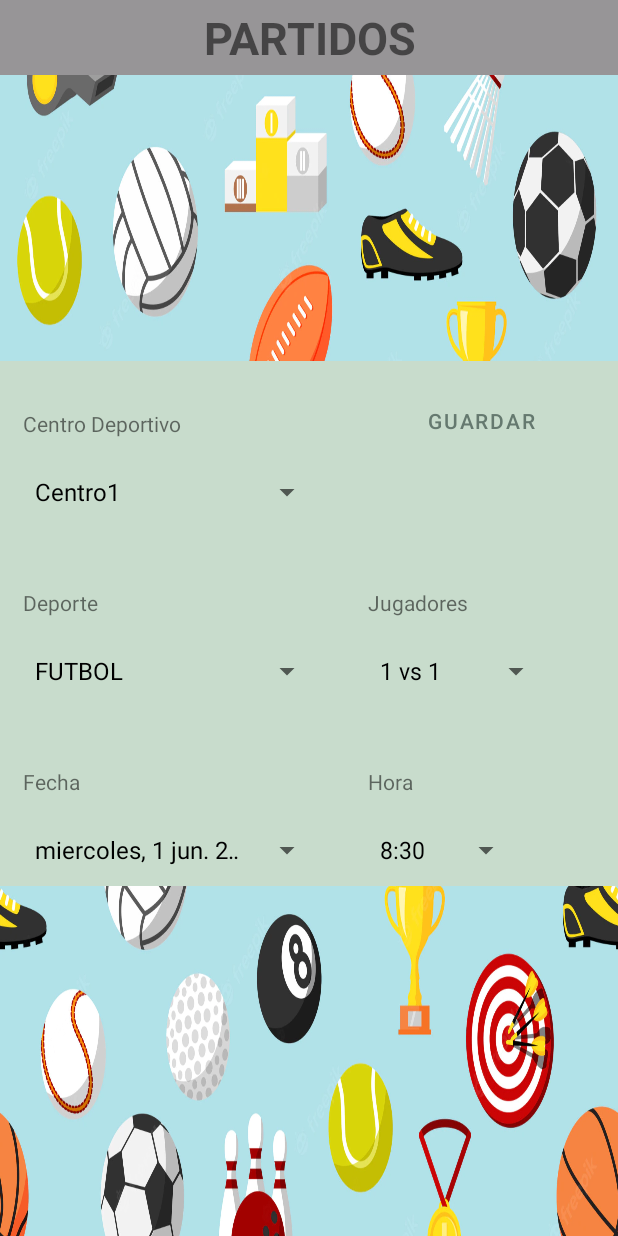
After one commit to gabri185/MadFit, an Android app: the CrearPartido screen opened directly, with no data from a screen before it, on a phone screen of 412 x 824 dp. The commit adds this screen. Run offline under Robolectric (Android 15) with nearby library versions, the phone set to English and light mode, and no system bars; our stand-ins replace Room's generated code.

Commit message:
Cree el listener del imageView que lleva a la clase partidos donde apareceran los diversoso partidoes de ese deporte.Tuve que hacer una base de datoas para guardar los partidos creados y luego usar los datos. Acabe los layouts necesarios para las clases y arregle algun error. En principio el prototipo del funcionamiento de la app esta acabado.

```diff
--- a/app/src/main/java/com/example/proyecto_final/data/local/entitys/AppDatabase.kt
+++ b/app/src/main/java/com/example/proyecto_final/data/local/entitys/AppDatabase.kt
@@ -3,7 +3,8 @@ package com.example.proyecto_final.data.local.entitys
 import androidx.room.Database
 import androidx.room.RoomDatabase
 
-@Database(entities = [User::class], version = 1)
+@Database(entities = [User::class, Partidos::class], version = 1)
 abstract class AppDatabase : RoomDatabase() {
     abstract fun userDao(): UserDao
+    abstract fun partidosDao(): PartidosDao
 }
--- /dev/null
+++ b/app/src/main/java/com/example/proyecto_final/mainModule/view/CrearPartido.kt
@@ -0,0 +1,228 @@
+package com.example.proyecto_final.mainModule.view
+
+import android.R
+import android.os.Bundle
+import android.view.View
+import android.widget.AdapterView
+import android.widget.ArrayAdapter
+import android.widget.Spinner
+import androidx.appcompat.app.AppCompatActivity
+import androidx.room.Room
+import com.example.proyecto_final.data.local.entitys.AppDatabase
+import com.example.proyecto_final.data.local.entitys.Partidos
+import com.example.proyecto_final.databinding.ActivityCrearBinding
+
+class CrearPartido :AppCompatActivity(){
+
+    private lateinit var binding: ActivityCrearBinding
+    private lateinit var centro: String
+    private lateinit var deporte: String
+    private lateinit var jugadores: String
+    private lateinit var fecha: String
+    private lateinit var hora: String
+
+    override fun onCreate(savedInstanceState: Bundle?) {
+        super.onCreate(savedInstanceState)
+        binding = ActivityCrearBinding.inflate(layoutInflater)
+        setContentView(binding.root)
+        setup()
+    }
+
+    fun setup() {
+
+        spinerCentro(binding.txtnombrecentro)
+        spinerDeporte(binding.txtdeporte)
+        spinerJugadores(binding.txtjugadores)
+        spinerFecha(binding.txtfecha)
+        spinerHora(binding.txthora)
+
+        binding.guardar.setOnClickListener {
+            guardar()
+            onBackPressed()
+        }
+
+    }
+
+
+    private fun spinerCentro(spiner: Spinner) {
+        var lista = ArrayList<String>()
+        lista.add("Centro1")
+        lista.add("Centro2")
+        lista.add("Centro3")
+        lista.add("Centro4")
+        lista.add("Centro5")
+
+        spiner.setAdapter(
+            ArrayAdapter<String>(
+                this,
+                R.layout.simple_spinner_dropdown_item,
+                lista
+            )
+        )
+
+        binding.txtnombrecentro.onItemSelectedListener = object :
+            AdapterView.OnItemSelectedListener {
+            override fun onItemSelected(parent: AdapterView<*>,
+                                        view: View, position: Int, id: Long) {
+                centro = lista[position]
+            }
+            override fun onNothingSelected(parent: AdapterView<*>) {
+                // write code to perform some action
+            }
+            }
+    }
+
+    private fun spinerDeporte(spiner: Spinner) {
+        var lista = ArrayList<String>()
+        lista.add("FUTBOL")
+        lista.add("BALONCESTO")
+        lista.add("TENIS")
+        lista.add("BADMINTON")
+        lista.add("BOLOS")
+        lista.add("PADEL")
+
+        spiner.setAdapter(
+            ArrayAdapter<String>(
+                this,
+                android.R.layout.simple_spinner_dropdown_item,
+                lista
+            )
+        )
+
+        binding.txtdeporte.onItemSelectedListener = object :
+            AdapterView.OnItemSelectedListener {
+            override fun onItemSelected(parent: AdapterView<*>,
+                                        view: View, position: Int, id: Long) {
+                deporte = lista[position]
+            }
+            override fun onNothingSelected(parent: AdapterView<*>) {
+                // write code to perform some action
+            }
+        }
+    }
+
+    private fun spinerJugadores(spiner: Spinner) {
+        var lista = ArrayList<String>()
+        lista.add("1 vs 1")
+        lista.add("2 vs 2")
+        lista.add("3 vs 3")
+        lista.add("4 vs 4")
+        lista.add("5 vs 5")
+        lista.add("6 vs 6")
+        lista.add("7 vs 7")
+        lista.add("9 vs 9")
+        lista.add("11 vs 11")
+
+        spiner.setAdapter(
+            ArrayAdapter<String>(
+                this,
+                android.R.layout.simple_spinner_dropdown_item,
+                lista
+            )
+        )
+
+        binding.txtjugadores.onItemSelectedListener = object :
+            AdapterView.OnItemSelectedListener {
+            override fun onItemSelected(parent: AdapterView<*>,
+                                        view: View, position: Int, id: Long) {
+                jugadores = lista[position]
+            }
+            override fun onNothingSelected(parent: AdapterView<*>) {
+                // write code to perform some action
+            }
+        }
+    }
+
+    private fun spinerFecha(spiner: Spinner) {
+        var lista = ArrayList<String>()
+        lista.add("miercoles, 1 jun. 2022")
+        lista.add("jueves, 2 jun. 2022")
+        lista.add("viernes, 3 jun. 2022")
+        lista.add("sabado, 4 jun. 2022")
+        lista.add("domingo, 5 jun. 2022")
+
+        spiner.setAdapter(
+            ArrayAdapter<String>(
+                this,
+                android.R.layout.simple_spinner_dropdown_item,
+                lista
+            )
+        )
+
+        binding.txtfecha.onItemSelectedListener = object :
+            AdapterView.OnItemSelectedListener {
+            override fun onItemSelected(parent: AdapterView<*>,
+                                        view: View, position: Int, id: Long) {
+                fecha = lista[position]
+            }
+            override fun onNothingSelected(parent: AdapterView<*>) {
+                // write code to perform some action
+            }
+        }
+    }
+
+    private fun spinerHora(spiner: Spinner) {
+        var lista = ArrayList<String>()
+        lista.add("8:30")
+        lista.add("9:00")
+        lista.add("9:30")
+        lista.add("10:00")
+        lista.add("10:30")
+        lista.add("11:00")
+        lista.add("11:30")
+        lista.add("12:00")
+        lista.add("12:30")
+        lista.add("13:00")
+        lista.add("13:30")
+        lista.add("14:00")
+        lista.add("14:30")
+        lista.add("15:00")
+        lista.add("15:30")
+        lista.add("16:00")
+        lista.add("16:30")
+        lista.add("17:00")
+        lista.add("17:30")
+
+        spiner.setAdapter(
+            ArrayAdapter<String>(
+                this,
+                android.R.layout.simple_spinner_dropdown_item,
+                lista
+            )
+        )
+
+        binding.txthora.onItemSelectedListener = object :
+            AdapterView.OnItemSelectedListener {
+            override fun onItemSelected(parent: AdapterView<*>,
+                                        view: View, position: Int, id: Long) {
+                hora = lista[position]
+            }
+            override fun onNothingSelected(parent: AdapterView<*>) {
+                // write code to perform some action
+            }
+        }
+    }
+
+    private fun guardar() {
+        val db = Room.databaseBuilder(
+            binding.tcentro.context,
+            AppDatabase::class.java, "database-user"
+        ).allowMainThreadQueries().build()
+
+        val partidoDao = db.partidosDao()
+
+        val partido = Partidos(
+            centro,
+            deporte,
+            jugadores,
+            fecha,
+            hora
+        )
+
+        partidoDao.insertAll(partido)
+
+
+        println(partidoDao.getAll(deporte))
+
+    }
+}
--- /dev/null
+++ b/app/src/main/res/layout/activity_crear.xml
@@ -0,0 +1,154 @@
+<?xml version="1.0" encoding="utf-8"?>
+<androidx.constraintlayout.widget.ConstraintLayout xmlns:android="http://schemas.android.com/apk/res/android"
+    xmlns:app="http://schemas.android.com/apk/res-auto"
+    xmlns:tools="http://schemas.android.com/tools"
+    android:layout_width="match_parent"
+    android:layout_height="match_parent"
+    android:background="@drawable/fondo1">
+
+
+    <TextView
+        android:id="@+id/deportes"
+        android:layout_width="match_parent"
+        android:layout_height="50dp"
+        android:background="@color/gris"
+        android:gravity="center"
+        android:text="@string/partidos"
+        android:textSize="30dp"
+        android:textStyle="bold"
+        app:layout_constraintTop_toTopOf="parent" />
+
+    <androidx.constraintlayout.widget.ConstraintLayout
+        android:layout_width="match_parent"
+        android:layout_height="wrap_content"
+        android:background="@color/verde_claro"
+        app:layout_constraintBottom_toBottomOf="parent"
+        app:layout_constraintTop_toBottomOf="@+id/deportes"
+        app:layout_constraintVertical_bias="0.45"
+        tools:layout_editor_absoluteX="0dp">
+
+        <TextView
+            android:id="@+id/tcentro"
+            android:layout_width="wrap_content"
+            android:layout_height="wrap_content"
+            android:layout_marginStart="15dp"
+            android:layout_marginTop="32dp"
+            android:background="@color/verde_claro"
+            android:text="@string/centro"
+            app:layout_constraintStart_toStartOf="parent"
+            app:layout_constraintTop_toTopOf="parent" />
+
+        <Spinner
+            android:id="@+id/txtnombrecentro"
+            android:layout_width="200dp"
+            android:layout_height="wrap_content"
+            android:layout_marginTop="12dp"
+            android:text="TextView"
+            app:layout_constraintStart_toStartOf="@+id/tcentro"
+            app:layout_constraintTop_toBottomOf="@+id/tcentro" />
+
+        <TextView
+            android:id="@+id/tdeporte"
+            android:layout_width="wrap_content"
+            android:layout_height="wrap_content"
+            android:layout_marginTop="40dp"
+            android:background="@color/verde_claro"
+            android:text="@string/deporte2"
+            app:layout_constraintStart_toStartOf="@+id/txtnombrecentro"
+            app:layout_constraintTop_toBottomOf="@+id/txtnombrecentro" />
+
+        <Spinner
+            android:id="@+id/txtdeporte"
+            android:layout_width="200dp"
+            android:layout_height="wrap_content"
+            android:layout_marginTop="12dp"
+            android:text="TextView"
+            app:layout_constraintStart_toStartOf="@+id/tdeporte"
+            app:layout_constraintTop_toBottomOf="@+id/tdeporte" />
+
+        <TextView
+            android:id="@+id/tfecha"
+            android:layout_width="wrap_content"
+            android:layout_height="wrap_content"
+            android:layout_marginTop="40dp"
+            android:background="@color/verde_claro"
+            android:text="@string/fecha"
+            app:layout_constraintStart_toStartOf="@+id/txtdeporte"
+            app:layout_constraintTop_toBottomOf="@+id/txtdeporte" />
+
+        <Spinner
+            android:id="@+id/txtfecha"
+            android:layout_width="200dp"
+            android:layout_height="wrap_content"
+            android:layout_marginTop="12dp"
+            android:text="TextView"
+            app:layout_constraintStart_toStartOf="@+id/tfecha"
+            app:layout_constraintTop_toBottomOf="@+id/tfecha" />
+
+        <TextView
+            android:id="@+id/tjugadores"
+            android:layout_width="wrap_content"
+            android:layout_height="wrap_content"
+            android:layout_marginStart="180dp"
+            android:background="@color/verde_claro"
+            android:text="@string/jugadores"
+            app:layout_constraintEnd_toEndOf="parent"
+            app:layout_constraintHorizontal_bias="0.0"
+            app:layout_constraintStart_toEndOf="@+id/tdeporte"
+            app:layout_constraintTop_toTopOf="@+id/tdeporte" />
+
+        <Spinner
+            android:id="@+id/txtjugadores"
+            android:layout_width="wrap_content"
+            android:layout_height="wrap_content"
+            android:layout_marginTop="12dp"
+            android:text="TextView"
+            app:layout_constraintEnd_toEndOf="parent"
+            app:layout_constraintHorizontal_bias="0.0"
+            app:layout_constraintStart_toStartOf="@+id/tjugadores"
+            app:layout_constraintTop_toBottomOf="@+id/tjugadores" />
+
+        <TextView
+            android:id="@+id/thora"
+            android:layout_width="wrap_content"
+            android:layout_height="wrap_content"
+            android:layout_marginTop="40dp"
+            android:background="@color/verde_claro"
+            android:text="@string/hora"
+            app:layout_constraintStart_toStartOf="@+id/txtjugadores"
+            app:layout_constraintTop_toBottomOf="@+id/txtjugadores" />
+
+        <Spinner
+            android:id="@+id/txthora"
+            android:layout_width="wrap_content"
+            android:layout_height="wrap_content"
+            android:layout_marginTop="12dp"
+            app:layout_constraintStart_toStartOf="@+id/thora"
+            app:layout_constraintTop_toBottomOf="@+id/thora" />
+
+        <com.google.android.material.button.MaterialButton
+            android:id="@+id/guardar"
+            android:layout_width="wrap_content"
+            android:layout_height="wrap_content"
+            android:layout_marginTop="16dp"
+            android:layout_marginEnd="12dp"
+            android:background="@color/trans"
+            android:shadowRadius="12"
+            android:text="@string/guardar"
+            android:textColor="@color/verde_progress"
+            app:layout_constraintEnd_toEndOf="parent"
+            app:layout_constraintHorizontal_bias="0.843"
+            app:layout_constraintStart_toEndOf="@+id/tcentro"
+            app:layout_constraintTop_toTopOf="parent" />
+
+        <TextView
+            android:id="@+id/textView2"
+            android:layout_width="wrap_content"
+            android:layout_height="wrap_content"
+            android:layout_marginTop="284dp"
+            app:layout_constraintTop_toTopOf="parent"
+            tools:layout_editor_absoluteX="188dp" />
+
+    </androidx.constraintlayout.widget.ConstraintLayout>
+
+</androidx.constraintlayout.widget.ConstraintLayout>
--- a/app/src/main/res/layout/activity_listadeportes.xml
+++ b/app/src/main/res/layout/activity_listadeportes.xml
@@ -49,7 +49,7 @@
         android:id="@+id/deportes"
         android:layout_width="match_parent"
         android:layout_height="50dp"
-        android:text="DEPORTES"
+        android:text="@string/deportes"
         android:gravity="center"
         android:textSize="30dp"
         android:textStyle="bold"
--- a/app/src/main/res/values-night/themes.xml
+++ b/app/src/main/res/values-night/themes.xml
@@ -6,11 +6,15 @@
         <item name="colorPrimaryVariant">@color/trans</item>
         <item name="colorOnPrimary">@color/verde_progress</item>
         <!-- Secondary brand color. -->
-        <item name="colorSecondary">@color/teal_200</item>
-        <item name="colorSecondaryVariant">@color/teal_200</item>
-        <item name="colorOnSecondary">@color/trans</item>
+        <item name="colorSecondary">@color/verde_fondo</item>
+        <item name="colorSecondaryVariant">@color/verde_progress</item>
+        <item name="colorOnSecondary">@color/verde_fondo</item>
         <!-- Status bar color. -->
         <item name="android:statusBarColor" tools:targetApi="l">?attr/colorPrimaryVariant</item>
         <!-- Customize your theme here. -->
     </style>
+    <style name="Theme.Proyecto_Final.NoActionBar">
+        <item name="windowActionBar">false</item>
+        <item name="windowNoTitle">true</item>
+    </style>
 </resources>
--- a/app/src/main/res/values/colors.xml
+++ b/app/src/main/res/values/colors.xml
@@ -13,4 +13,5 @@
     <color name="trans">#00000000</color>
     <color name="negro">#485064</color>
     <color name="gris">#979597</color>
+    <color name="azul">#428DE1</color>
 </resources>
--- a/app/src/main/res/values/strings.xml
+++ b/app/src/main/res/values/strings.xml
@@ -17,4 +17,10 @@
     <string name="guardar">GUARDAR</string>
     <string name="deportes">DEPORTES</string>
     <string name="partidos">PARTIDOS</string>
+    <string name="centro">Centro Deportivo</string>
+    <string name="deporte2">Deporte</string>
+    <string name="fecha">Fecha</string>
+    <string name="jugadores">Jugadores</string>
+    <string name="hora">Hora</string>
+
 </resources>
```
Also changed, not shown: app/src/main/AndroidManifest.xml (+10 -0 lines), app/src/main/java/com/example/proyecto_final/data/local/entitys/MisPartidos.kt (added, +16 -0 lines), app/src/main/java/com/example/proyecto_final/data/local/entitys/Partidos.kt (added, +16 -0 lines), app/src/main/java/com/example/proyecto_final/data/local/entitys/PartidosDao.kt (added, +15 -0 lines), app/src/main/java/com/example/proyecto_final/data/model/Partido.kt (added, +10 -0 lines), app/src/main/java/com/example/proyecto_final/mainModule/adapter/DeporteViewHolden.kt (+11 -0 lines), app/src/main/java/com/example/proyecto_final/mainModule/adapter/PartidoAdapter.kt (added, +23 -0 lines), app/src/main/java/com/example/proyecto_final/mainModule/adapter/PartidoViewHolden.kt (added, +30 -0 lines), app/src/main/java/com/example/proyecto_final/mainModule/view/Partidos.kt (added, +80 -0 lines), app/src/main/res/layout/activity_partidos.xml (+67 -0 lines), app/src/main/res/layout/item_partidos.xml (+17 -23 lines), app/src/main/res/drawable/add_circle.png (added).
